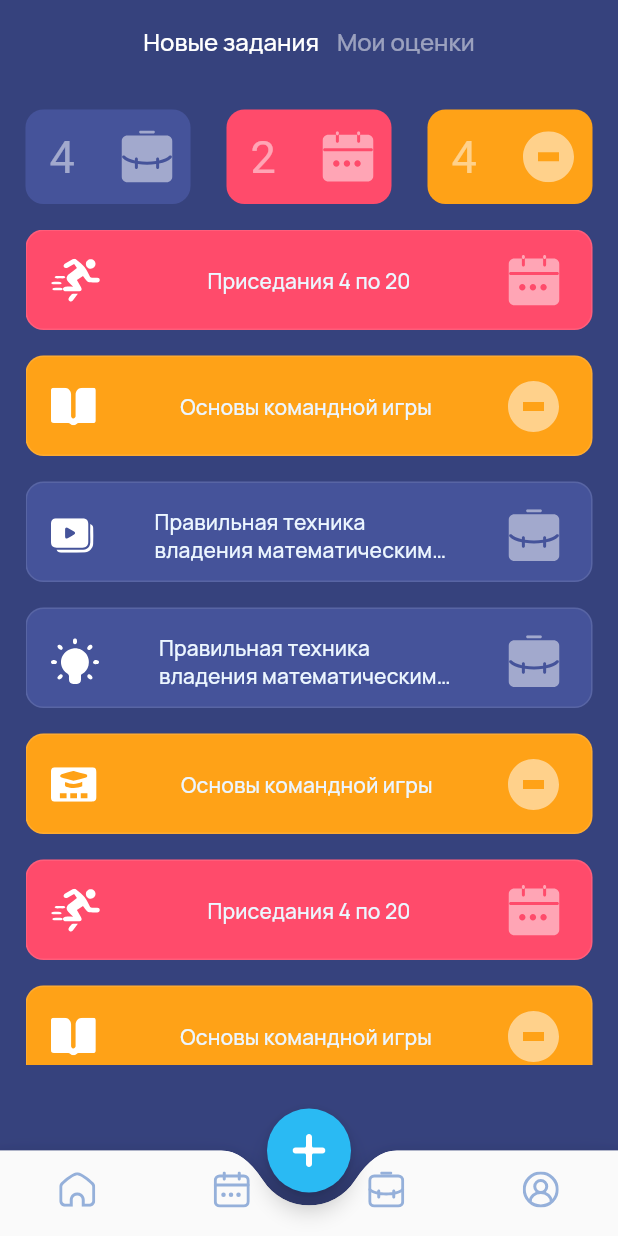
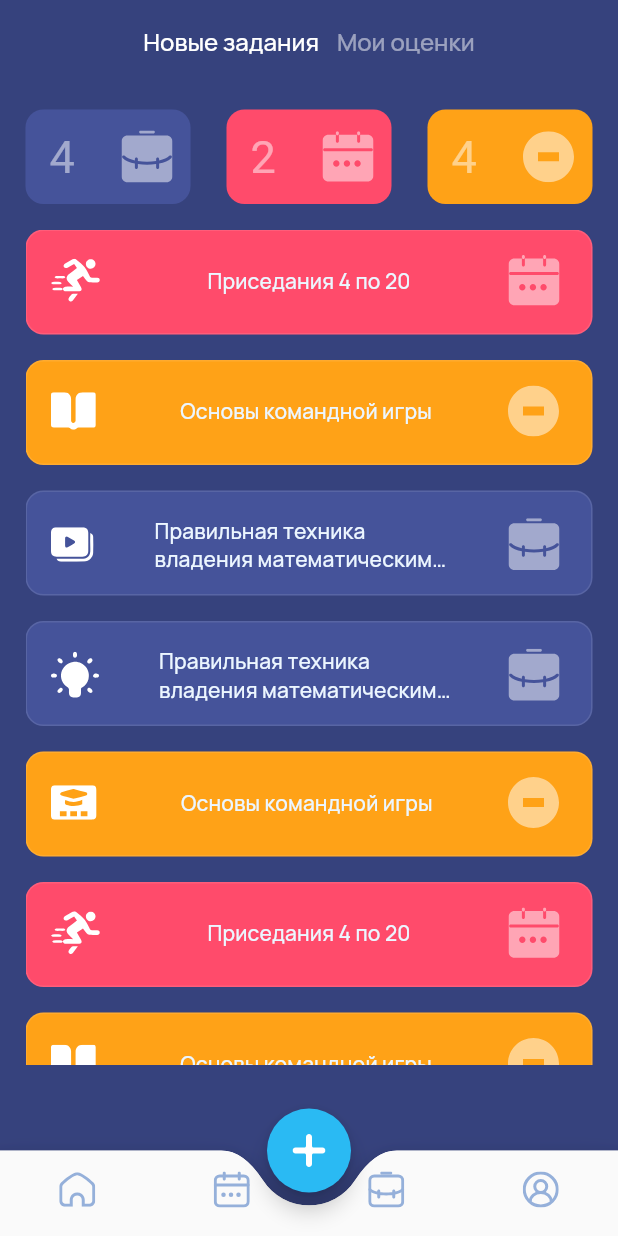
Before and after one commit to atomnato/tz_laborato, a Flutter app: the screen it shows after launch, on a phone screen of 412 x 824 dp. Run offline on Flutter 3.47's test engine with Material 2 defaults, Android fonts, the phone set to English and light mode, and no system bars; our stand-ins replace equatable, flutter_bloc, flutter_svg, google_fonts; Roboto replaces fonts that are missing (Jua).

Commit message:
Refactor code
Change default height task tile and add description to README file.

```diff
--- a/lib/widgets/utils/task_tile.dart
+++ b/lib/widgets/utils/task_tile.dart
@@ -125,7 +125,7 @@ class _TaskTileState extends State<TaskTile>
       duration: const Duration(milliseconds: 100),
     );
     _myAnimation = Tween<Size>(
-      begin: const Size.fromHeight(67.0),
+      begin: const Size.fromHeight(70.0),
       end: const Size.fromHeight(268.0),
     ).animate(
       CurvedAnimation(parent: _controller, curve: Curves.easeIn),
```
Also changed, not shown: 1 other file.
